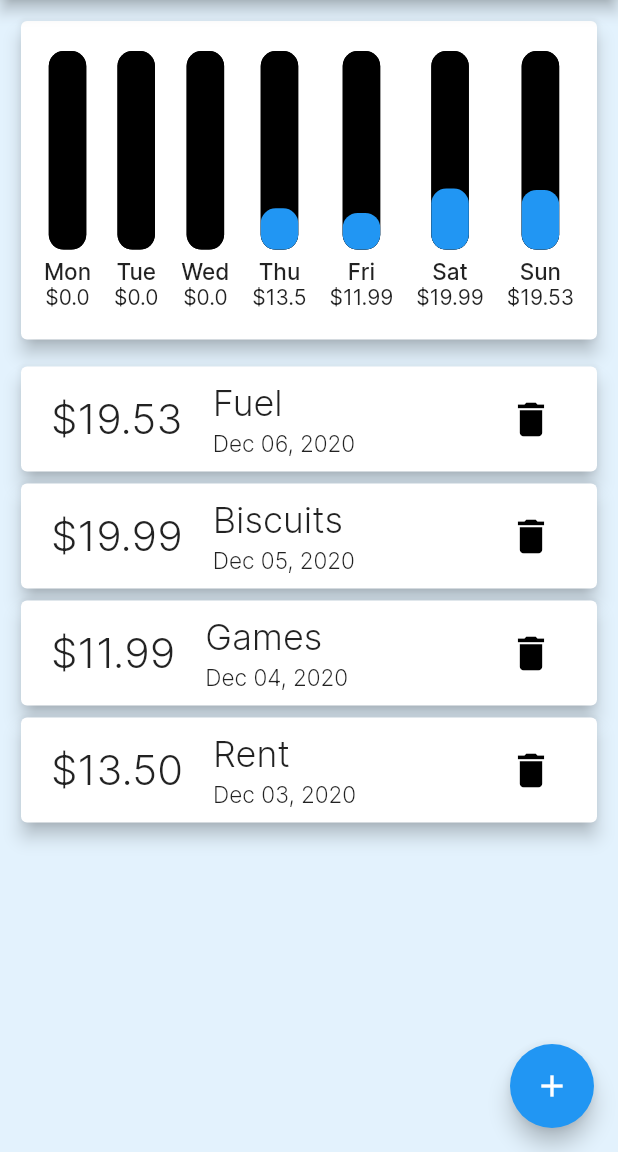
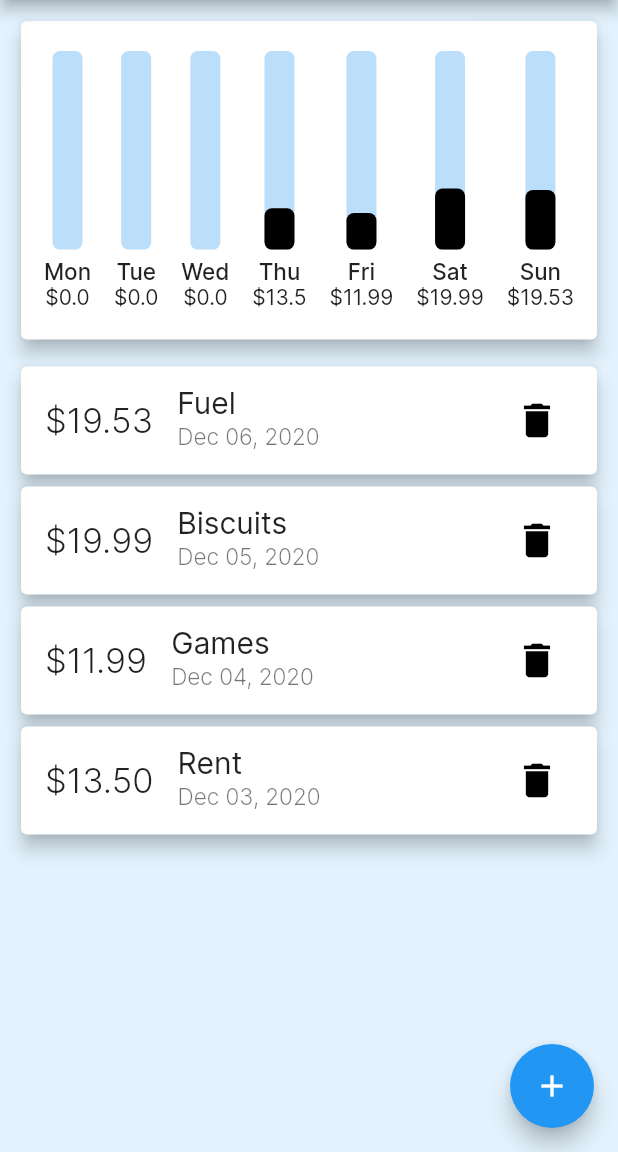
Before and after one commit to shi-ivam/cent, a Flutter app: the screen it shows after launch, on a phone screen of 412 x 824 dp, the part 84-1236 px from its top. Run offline on Flutter 3.47's test engine with Material 2 defaults, Android fonts, the phone set to English and light mode, and no system bars; drawn by our look-alikes of auto_size_text.

Commit message:
Graph Additional Styling

```diff
--- a/lib/widgets/chart-bar.dart
+++ b/lib/widgets/chart-bar.dart
@@ -29,28 +29,29 @@ class Bar extends StatelessWidget {
             Expanded(
               flex: 8,
               child: Container(
-                width: 25,
+                width: 20,
+                child: Container(
+                  decoration: BoxDecoration(
+                    borderRadius: BorderRadius.all(
+                      Radius.circular(5),
+                    ),
+                  ),
                   child: Stack(
                     alignment: AlignmentDirectional.bottomCenter,
                     children: [
                       Container(
                         decoration: BoxDecoration(
-                        color: Colors.black,
-                        borderRadius: BorderRadius.all(
-                          Radius.circular(10),
+                            color: Colors.blue[100],
+                            borderRadius: BorderRadius.all(Radius.circular(5))),
                       ),
-                      ),
-                    ),
-                    Container(
-                      decoration: BoxDecoration(
-                        color: Colors.black,
-                        borderRadius: BorderRadius.all(
-                          Radius.circular(10),
-                        ),
-                      ),
+                      Padding(
+                        padding: const EdgeInsets.fromLTRB(0, 0, 0, 0),
+                        child: Container(
                           child: new LayoutBuilder(builder:
-                          (BuildContext context, BoxConstraints constraints) {
-                        return FractionallySizedBox(
+                              (BuildContext context,
+                                  BoxConstraints constraints) {
+                            return Container(
+                              child: FractionallySizedBox(
                                 heightFactor: 1,
                                 child: Container(
                                   margin: EdgeInsets.fromLTRB(
@@ -60,16 +61,19 @@ class Bar extends StatelessWidget {
                                       0,
                                       0),
                                   decoration: BoxDecoration(
-                              color: Colors.blue,
+                                    color: Colors.black,
                                     borderRadius: BorderRadius.all(
-                                Radius.circular(10),
+                                      Radius.circular(5),
+                                    ),
                                   ),
                                 ),
                               ),
                             );
                           }),
                         ),
+                      ),
                     ],
+                  ),
                 ),
               ),
             ),
--- a/lib/widgets/transactions.dart
+++ b/lib/widgets/transactions.dart
@@ -1,5 +1,6 @@
 import 'package:flutter/material.dart';
 import 'package:intl/intl.dart';
+import 'package:auto_size_text/auto_size_text.dart';
 
 class Transactions extends StatelessWidget {
   final List transactions;
@@ -12,52 +13,33 @@ class Transactions extends StatelessWidget {
       padding: EdgeInsets.fromLTRB(10, 10, 10, 20),
       itemBuilder: (ctx, index) {
         return Card(
-          child: Container(
-            width: double.infinity,
-            padding: EdgeInsets.symmetric(vertical: 10, horizontal: 20),
-            child: Row(
-              mainAxisAlignment: MainAxisAlignment.spaceBetween,
-              children: [
-                Row(
-                  children: [
-                    Container(
-                      child: Text(
-                        '\$' +
-                            this.transactions[index].amount.toStringAsFixed(2),
-                        style: TextStyle(
-                            fontSize: 28, fontWeight: FontWeight.w300),
-                      ),
-                    ),
-                    Container(
-                      padding: EdgeInsets.symmetric(
-                        horizontal: 20,
-                      ),
+          elevation: 5,
+          child: ListTile(
+            leading: Container(
               child: Column(
                 mainAxisAlignment: MainAxisAlignment.center,
-                        crossAxisAlignment: CrossAxisAlignment.start,
-                        mainAxisSize: MainAxisSize.min,
                 children: [
-                          Text(
-                            this.transactions[index].name.toString(),
+                  AutoSizeText(
+                    '\$' + this.transactions[index].amount.toStringAsFixed(2),
                     style: TextStyle(
-                                fontSize: 24, fontWeight: FontWeight.w300),
+                      fontWeight: FontWeight.w300,
                     ),
-                          Padding(
-                            padding: const EdgeInsets.fromLTRB(0, 3, 0, 0),
-                            child: Text(
-                              DateFormat('MMM dd, yyyy')
-                                  .format(this.transactions[index].date),
-                              style: TextStyle(
-                                  fontSize: 15, fontWeight: FontWeight.w300),
-                            ),
+                    maxFontSize: 30,
+                    minFontSize: 23,
+                    maxLines: 1,
                   ),
                 ],
               ),
-                    )
-                  ],
             ),
-                Container(
-                  child: IconButton(
+            title: Text(
+              this.transactions[index].name.toString(),
+              style: TextStyle(fontWeight: FontWeight.w400, fontSize: 20),
+            ),
+            subtitle: Text(
+              DateFormat('MMM dd, yyyy').format(this.transactions[index].date),
+              style: TextStyle(fontSize: 15, fontWeight: FontWeight.w300),
+            ),
+            trailing: IconButton(
               icon: Icon(
                 Icons.delete,
                 color: Colors.black,
@@ -66,14 +48,72 @@ class Transactions extends StatelessWidget {
               onPressed: null,
               padding: EdgeInsets.zero,
             ),
-                )
-              ],
           ),
-          ),
-          elevation: 5,
         );
       },
       itemCount: this.transactions.length,
     );
   }
 }
+
+// Card(
+//           child: Container(
+//             width: double.infinity,
+//             padding: EdgeInsets.symmetric(vertical: 10, horizontal: 20),
+//             child: Row(
+//               mainAxisAlignment: MainAxisAlignment.spaceBetween,
+//               children: [
+//                 Row(
+//                   children: [
+//                     Container(
+//                       child: Text(
+//                         '\$' +
+//                             this.transactions[index].amount.toStringAsFixed(2),
+//                         style: TextStyle(
+//                             fontSize: 28, fontWeight: FontWeight.w300),
+//                       ),
+//                     ),
+//                     Container(
+//                       padding: EdgeInsets.symmetric(
+//                         horizontal: 20,
+//                       ),
+//                       child: Column(
+//                         mainAxisAlignment: MainAxisAlignment.center,
+//                         crossAxisAlignment: CrossAxisAlignment.start,
+//                         mainAxisSize: MainAxisSize.min,
+//                         children: [
+//                           Text(
+//                             this.transactions[index].name.toString(),
+//                             style: TextStyle(
+//                                 fontSize: 24, fontWeight: FontWeight.w300),
+//                           ),
+//                           Padding(
+//                             padding: const EdgeInsets.fromLTRB(0, 3, 0, 0),
+//                             child: Text(
+//                               DateFormat('MMM dd, yyyy')
+//                                   .format(this.transactions[index].date),
+//                               style: TextStyle(
+//                                   fontSize: 15, fontWeight: FontWeight.w300),
+//                             ),
+//                           ),
+//                         ],
+//                       ),
+//                     )
+//                   ],
+//                 ),
+//                 Container(
+//                   child: IconButton(
+//                     icon: Icon(
+//                       Icons.delete,
+//                       color: Colors.black,
+//                       size: 30,
+//                     ),
+//                     onPressed: null,
+//                     padding: EdgeInsets.zero,
+//                   ),
+//                 )
+//               ],
+//             ),
+//           ),
+//           elevation: 5,
+//         );
--- a/pubspec.yaml
+++ b/pubspec.yaml
@@ -24,7 +24,7 @@ dependencies:
   flutter:
     sdk: flutter
   intl: ^0.16.1
-
+  auto_size_text: ^2.1.0
   # The following adds the Cupertino Icons font to your application.
   # Use with the CupertinoIcons class for iOS style icons.
   cupertino_icons: ^1.0.0
```
Also changed, not shown: pubspec.lock. Lines whose indentation alone changed are shown as unchanged.
